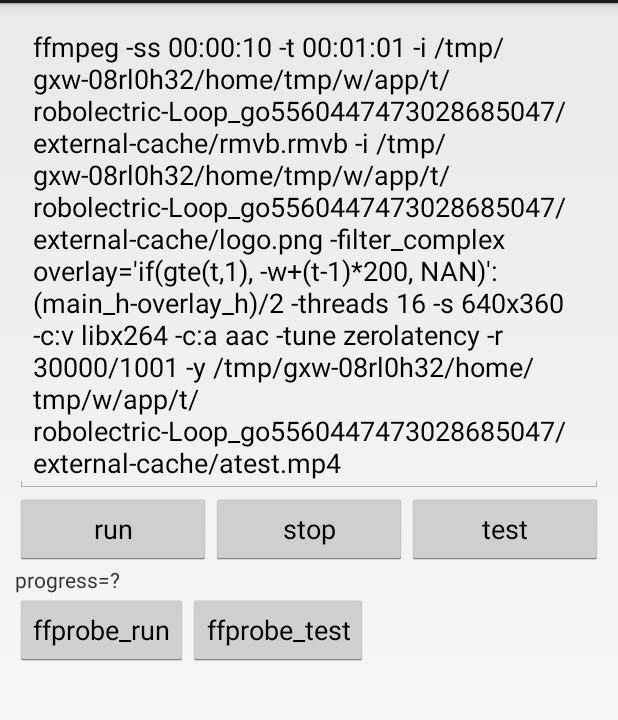
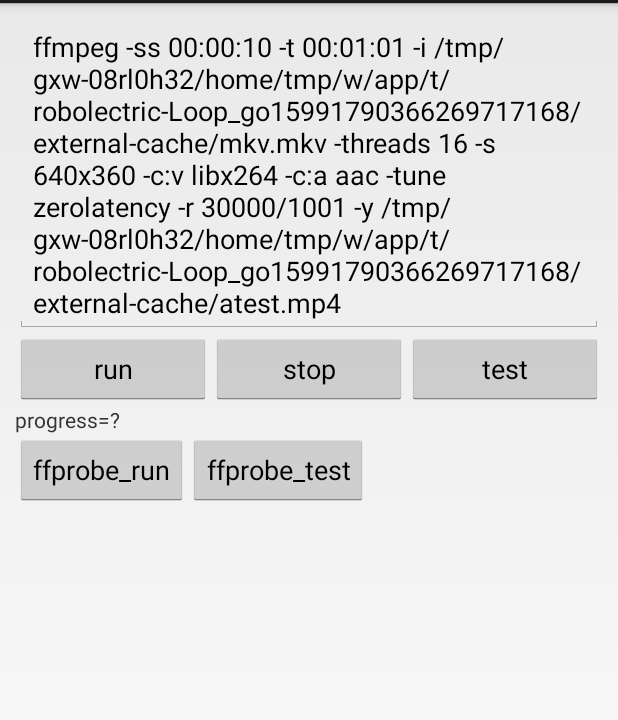
Before and after one commit to mengzhidaren/FFmpegCmdSdk, an Android app: the screen it shows after launch (MainActivity), after a tap on "test", on a phone screen of 412 x 824 dp, the part 69-789 px from its top. Run offline under Robolectric (Android 15) with nearby library versions, the phone set to English and light mode, and no system bars; 2 statements that could not run were skipped.

Commit message:
增加 video

```diff
--- a/app/src/main/java/com/yyl/demo/FFmpegApi.java
+++ b/app/src/main/java/com/yyl/demo/FFmpegApi.java
@@ -1,4 +1,6 @@
 package com.yyl.demo;
+
+import android.text.TextUtils;
 
 import java.util.ArrayList;
 
@@ -132,6 +134,7 @@ public class FFmpegApi {
      * 有报错就加 -strict -2
      */
     private void logo() {
+        if (TextUtils.isEmpty(logoPath))return;
         cmd.add("-i");
         cmd.add(logoPath);
         cmd.add("-filter_complex");
--- a/app/src/main/java/com/yyl/demo/MainActivity.java
+++ b/app/src/main/java/com/yyl/demo/MainActivity.java
@@ -59,7 +59,7 @@ public class MainActivity extends Activity {
         new Thread(new Runnable() {
             @Override
             public void run() {
-                FFmpegApi api = Test.getTest1();
+                FFmpegApi api = Test.getTest2();
                 api.getCmd();
                 setCmdText(api.getString());
                 int code = ffmpeg.execffmpeg(api.getCmd(), ffmpegCallBack);
--- a/app/src/main/java/com/yyl/demo/Test.java
+++ b/app/src/main/java/com/yyl/demo/Test.java
@@ -10,7 +10,7 @@ import java.io.File;
 
 public class Test {
 
-    public static final String inputFile = new File(Environment.getExternalStorageDirectory(), "rmvb.rmvb").getAbsolutePath();
+    public static final String inputFile = new File(Environment.getExternalStorageDirectory(), "mkv.mkv").getAbsolutePath();
     public static final String outFile = new File(Environment.getExternalStorageDirectory(), "atest.mp4").getAbsolutePath();
     public static final String logoFile = new File(Environment.getExternalStorageDirectory(), "logo.png").getAbsolutePath();
 
@@ -18,5 +18,8 @@ public class Test {
     public static  FFmpegApi  getTest1() {
         return new FFmpegApi(inputFile, outFile, "00:00:10", "00:01:01", logoFile);
     }
+    public static  FFmpegApi  getTest2() {
+        return new FFmpegApi(inputFile, outFile, "00:00:10", "00:01:01",null);
+    }
 
 }
```
Also changed, not shown: 2 other files.
